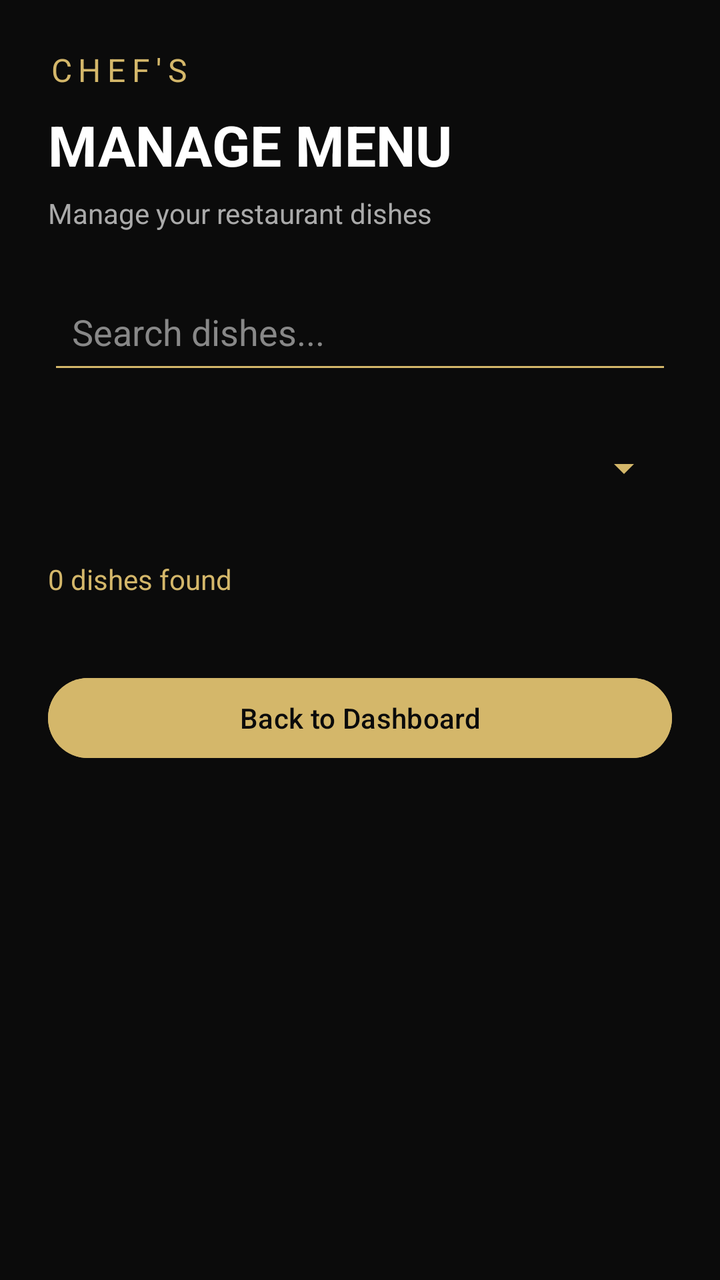
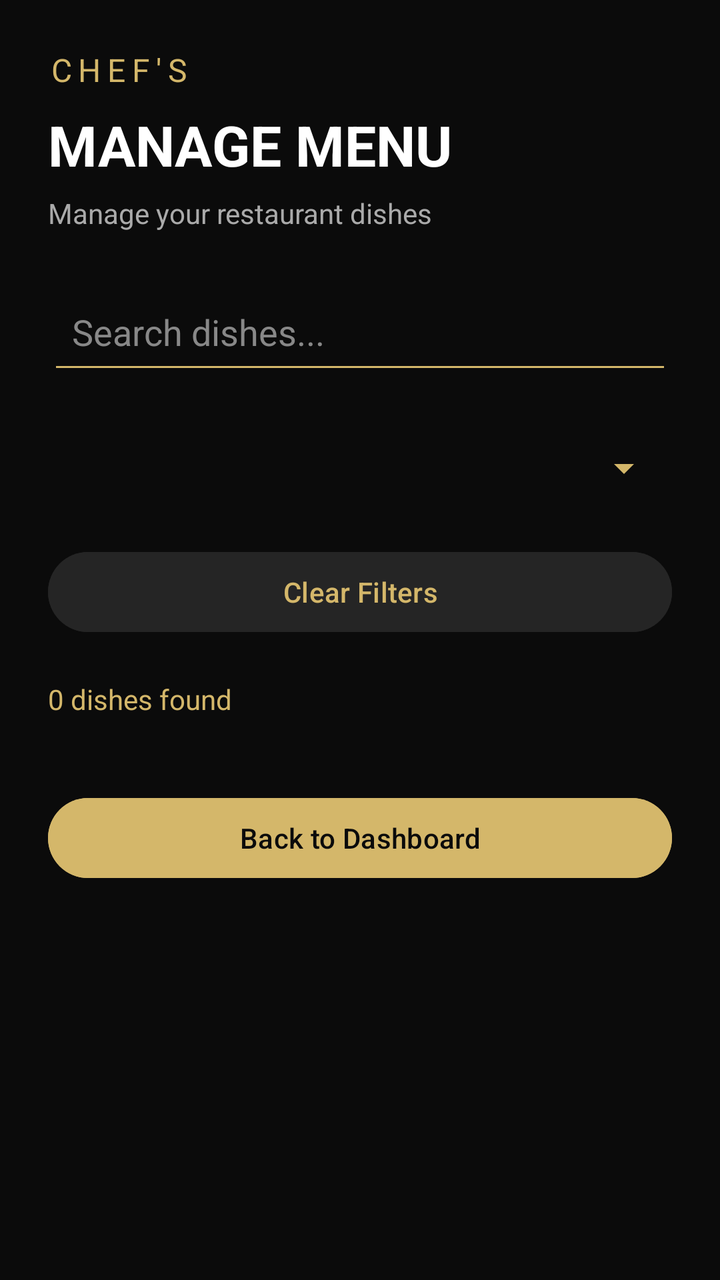

Two renders of the same Android screen: before a commit and after it. Below are the layout's source before the change and the commit's diff.
<!-- AndroidManifest.xml: application theme Theme.ChefsPrivateMenu -->
<!-- res/layout/activity_manage_menu.xml -->
<?xml version="1.0" encoding="utf-8"?>
<ScrollView xmlns:android="http://schemas.android.com/apk/res/android"
    android:layout_width="match_parent"
    android:layout_height="match_parent"
    android:background="#0B0B0B"
    android:fillViewport="true">

    <LinearLayout
        android:layout_width="match_parent"
        android:layout_height="wrap_content"
        android:orientation="vertical"
        android:padding="24dp">

        <TextView
            android:layout_width="wrap_content"
            android:layout_height="wrap_content"
            android:text="CHEF'S"
            android:textColor="#D4B76A"
            android:textSize="16sp"
            android:letterSpacing="0.2" />

        <TextView
            android:layout_width="wrap_content"
            android:layout_height="wrap_content"
            android:text="MANAGE MENU"
            android:textColor="#FFFFFF"
            android:textSize="28sp"
            android:textStyle="bold"
            android:layout_marginTop="8dp" />

        <TextView
            android:layout_width="wrap_content"
            android:layout_height="wrap_content"
            android:text="Manage your restaurant dishes"
            android:textColor="#AAAAAA"
            android:textSize="14sp"
            android:layout_marginTop="6dp"
            android:layout_marginBottom="24dp" />

        <EditText
            android:id="@+id/searchInput"
            android:layout_width="match_parent"
            android:layout_height="52dp"
            android:hint="Search dishes..."
            android:textColor="#FFFFFF"
            android:textColorHint="#888888"
            android:backgroundTint="#D4B76A"
            android:padding="12dp"
            android:singleLine="true" />

        <Spinner
            android:id="@+id/courseFilterSpinner"
            android:layout_width="match_parent"
            android:layout_height="52dp"
            android:layout_marginTop="16dp"
            android:backgroundTint="#D4B76A" />

        <TextView
            android:id="@+id/resultCount"
            android:layout_width="wrap_content"
            android:layout_height="wrap_content"
            android:text="0 dishes found"
            android:textColor="#D4B76A"
            android:textSize="14sp"
            android:layout_marginTop="20dp"
            android:layout_marginBottom="12dp" />

        <LinearLayout
            android:id="@+id/menuItemsContainer"
            android:layout_width="match_parent"
            android:layout_height="wrap_content"
            android:orientation="vertical" />

        <TextView
            android:id="@+id/emptyMessage"
            android:layout_width="match_parent"
            android:layout_height="wrap_content"
            android:text="No dishes added yet."
            android:textColor="#AAAAAA"
            android:textSize="16sp"
            android:gravity="center"
            android:padding="24dp"
            android:visibility="gone" />

        <Button
            android:id="@+id/backButton"
            android:layout_width="match_parent"
            android:layout_height="wrap_content"
            android:text="Back to Dashboard"
            android:textColor="#0B0B0B"
            android:backgroundTint="#D4B76A"
            android:layout_marginTop="24dp" />

    </LinearLayout>

</ScrollView>
<!-- resources referenced by this layout -->
<resources>
  <style name="Theme.ChefsPrivateMenu" parent="Base.Theme.ChefsPrivateMenu" />
  <style name="Base.Theme.ChefsPrivateMenu" parent="Theme.Material3.DayNight.NoActionBar">
          
          
      </style>
</resources>

<!-- the commit's change to res/layout/activity_manage_menu.xml (unified diff, before → after) -->
@@ -37,6 +37,7 @@
             android:layout_marginTop="6dp"
             android:layout_marginBottom="24dp" />
 
+        
         <EditText
             android:id="@+id/searchInput"
             android:layout_width="match_parent"
@@ -48,6 +49,7 @@
             android:padding="12dp"
             android:singleLine="true" />
 
+        
         <Spinner
             android:id="@+id/courseFilterSpinner"
             android:layout_width="match_parent"
@@ -55,6 +57,17 @@
             android:layout_marginTop="16dp"
             android:backgroundTint="#D4B76A" />
 
+        
+        <Button
+            android:id="@+id/clearFiltersButton"
+            android:layout_width="match_parent"
+            android:layout_height="wrap_content"
+            android:text="Clear Filters"
+            android:textColor="#D4B76A"
+            android:backgroundTint="#252525"
+            android:layout_marginTop="12dp" />
+
+        
         <TextView
             android:id="@+id/resultCount"
             android:layout_width="wrap_content"
@@ -65,12 +78,14 @@
             android:layout_marginTop="20dp"
             android:layout_marginBottom="12dp" />
 
+        
         <LinearLayout
             android:id="@+id/menuItemsContainer"
             android:layout_width="match_parent"
             android:layout_height="wrap_content"
             android:orientation="vertical" />
 
+        
         <TextView
             android:id="@+id/emptyMessage"
             android:layout_width="match_parent"
@@ -82,6 +97,7 @@
             android:padding="24dp"
             android:visibility="gone" />
 
+        
         <Button
             android:id="@+id/backButton"
             android:layout_width="match_parent"
